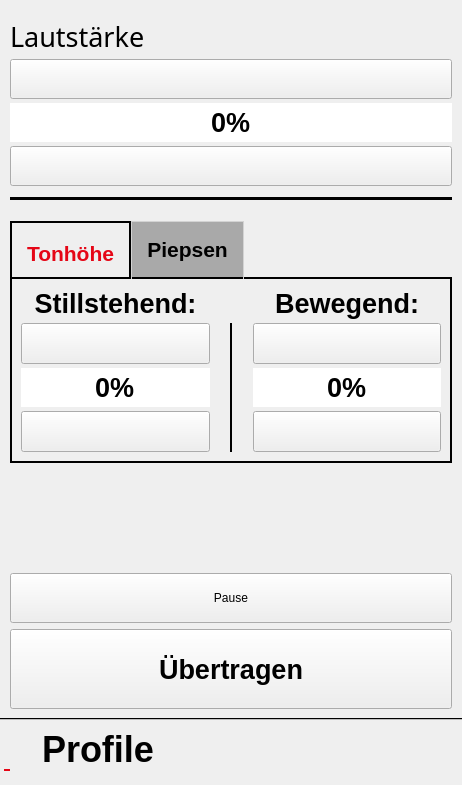
Sammasas/Klingelball-App, file klingelballui.ui: the form before one commit.
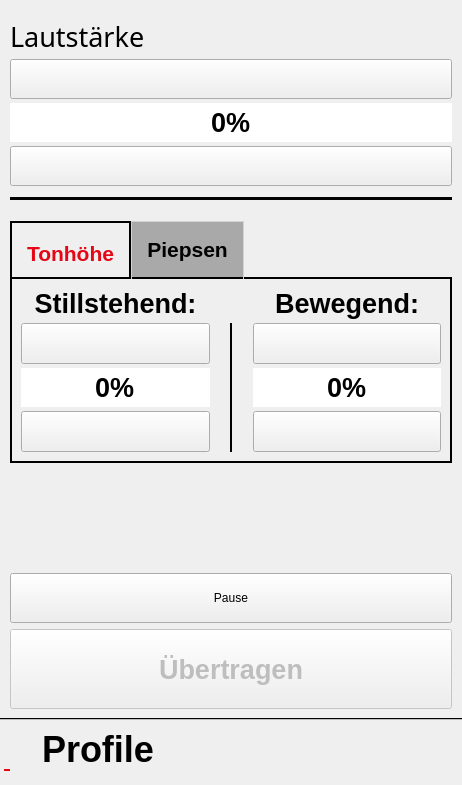
The form after the commit. The open tabs and pages were chosen to show the change. Icons and pictures are not drawn.

```diff
--- a/klingelballui.ui
+++ b/klingelballui.ui
@@ -1154,6 +1154,9 @@
         </item>
         <item>
          <widget class="QPushButton" name="uebertragen_button">
+          <property name="enabled">
+           <bool>false</bool>
+          </property>
           <property name="sizePolicy">
            <sizepolicy hsizetype="Preferred" vsizetype="Preferred">
             <horstretch>0</horstretch>
```
Left out of the diff: 46 changed lines with no effect on the pictures.
